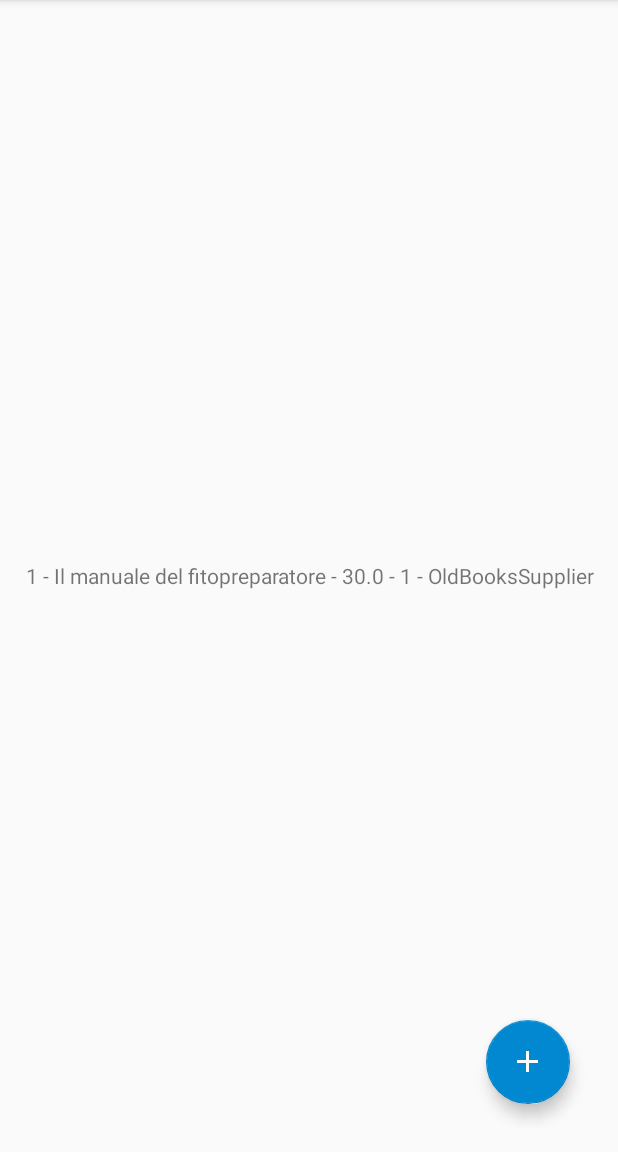
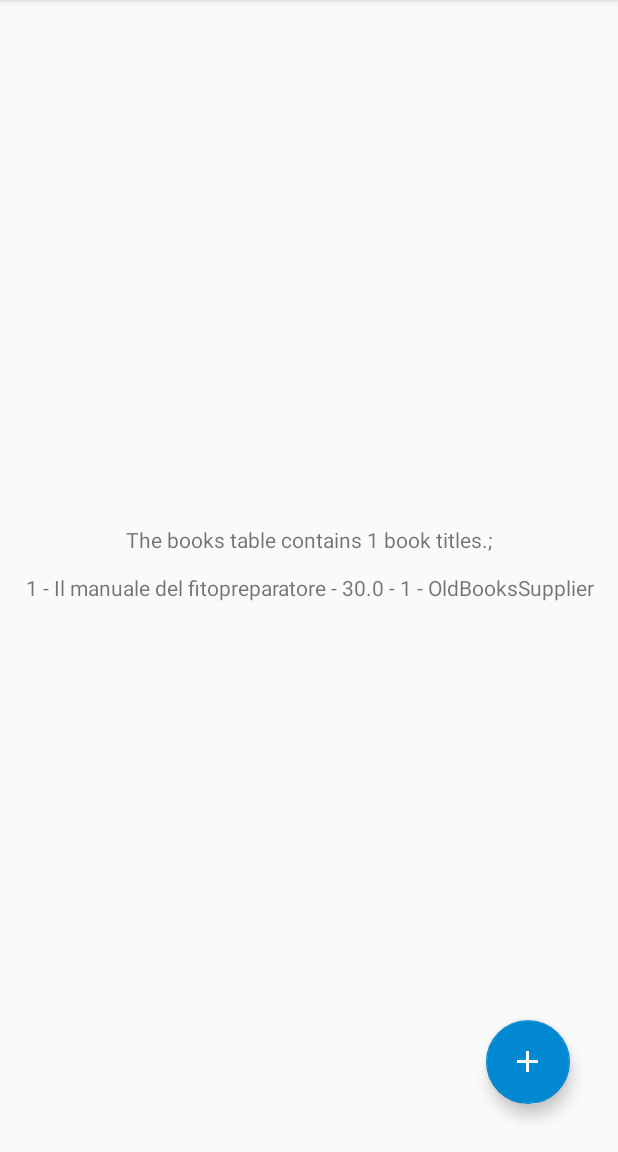
Before and after one commit to Clacli/MyBookInventory, an Android app: the screen it shows after launch (BookListActivity), in the options menu, after a tap on "Add Sample Book", on a phone screen of 412 x 824 dp, the part 84-1236 px from its top. Run offline under Robolectric (Android 15) with nearby library versions, the phone set to English and light mode, and no system bars.

Commit message:
Fix bug of query results displayed multiple times after a record book insertion.

```diff
--- a/app/src/main/java/com/example/claudiabee/mybookinventory/BookListActivity.java
+++ b/app/src/main/java/com/example/claudiabee/mybookinventory/BookListActivity.java
@@ -122,6 +122,11 @@ public class BookListActivity extends AppCompatActivity {
         TextView displayRecordsView = (TextView) findViewById(R.id.book_text_view);
 
         try {
+            // This line of code is very important, it prevents the results of the query
+            // to be displayed multiple times after a record book insertion.
+            // By the way it displays the count of the book records in the books table
+            // of the database.
+            displayRecordsView.setText(String.format(getString(R.string.book_count_message), cursor.getCount()));
             // Find the index for each of the selected column
             int idColumnIndex = cursor.getColumnIndex(BookEntry._ID);
             int bookTitleColumnIndex = cursor.getColumnIndex(BookEntry.COLUMN_BOOK_TITLE);
--- a/app/src/main/res/values/strings.xml
+++ b/app/src/main/res/values/strings.xml
@@ -36,7 +36,7 @@
     <!-- Label for the supplier section [CHAR LIMIT=10] -->
     <string name="supplier_label">Supplier</string>
 
-    <!-- Text of the hint in EditText with ID edit_supplier_name[CHAR LIMIT=15] -->
+    <!-- Text of the hint in EditText with ID edit_supplier_name[CHAR LIMIT=20] -->
     <string name="supplier_name_hint">Supplier Name</string>
 
     <!-- Text of the hint in EditText with ID edit_supplier_phone_number[CHAR LIMIT=25] -->
@@ -45,10 +45,13 @@
     <!-- Text of the hint in EditText with ID edit_supplier_phone_number[CHAR LIMIT=25] -->
     <string name="check">Check</string>
 
-    <!-- Text of the hint in EditText with ID edit_supplier_phone_number[CHAR LIMIT=25] -->
+    <!-- Text of the hint in EditText with ID edit_supplier_phone_number[CHAR LIMIT=10] -->
     <string name="yes_out_of_print">Yes</string>
 
-    <!-- Text of the hint in EditText with ID edit_supplier_phone_number[CHAR LIMIT=25] -->
+    <!-- Text of the hint in EditText with ID edit_supplier_phone_number[CHAR LIMIT=10] -->
     <string name="not_out_of_print">No</string>
 
+    <!-- Text of the message with the count of the books in the table [CHAR LIMIT=NONE] -->
+    <string name="book_count_message">The books table contains %d book titles.;\n</string>
+
 </resources>
```
